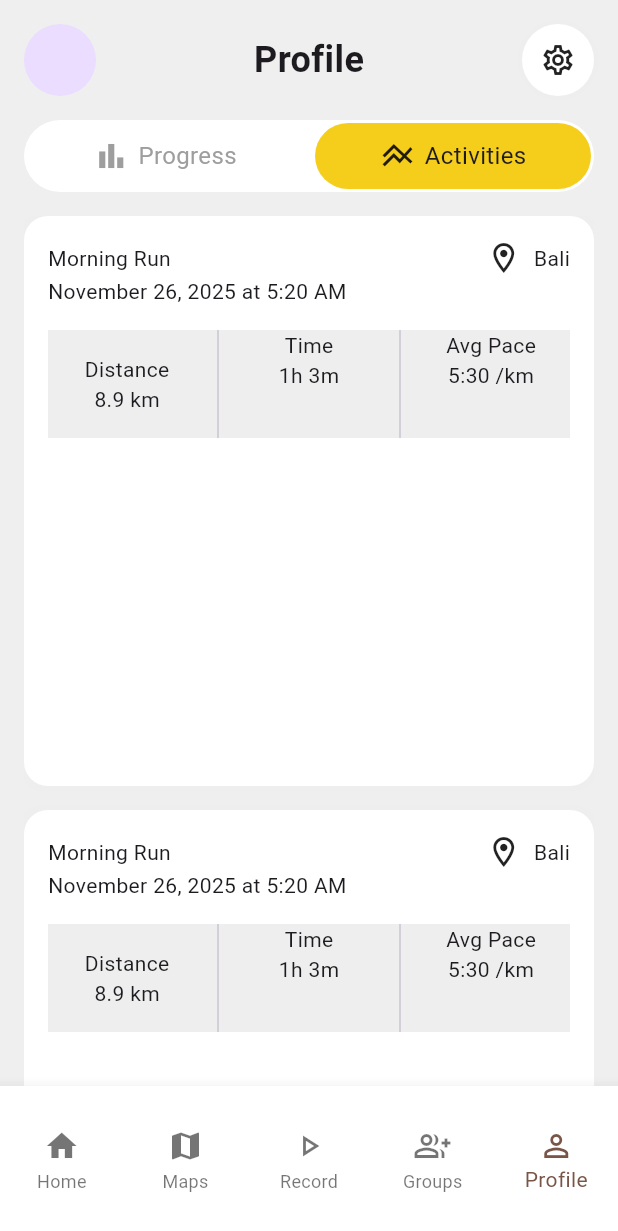
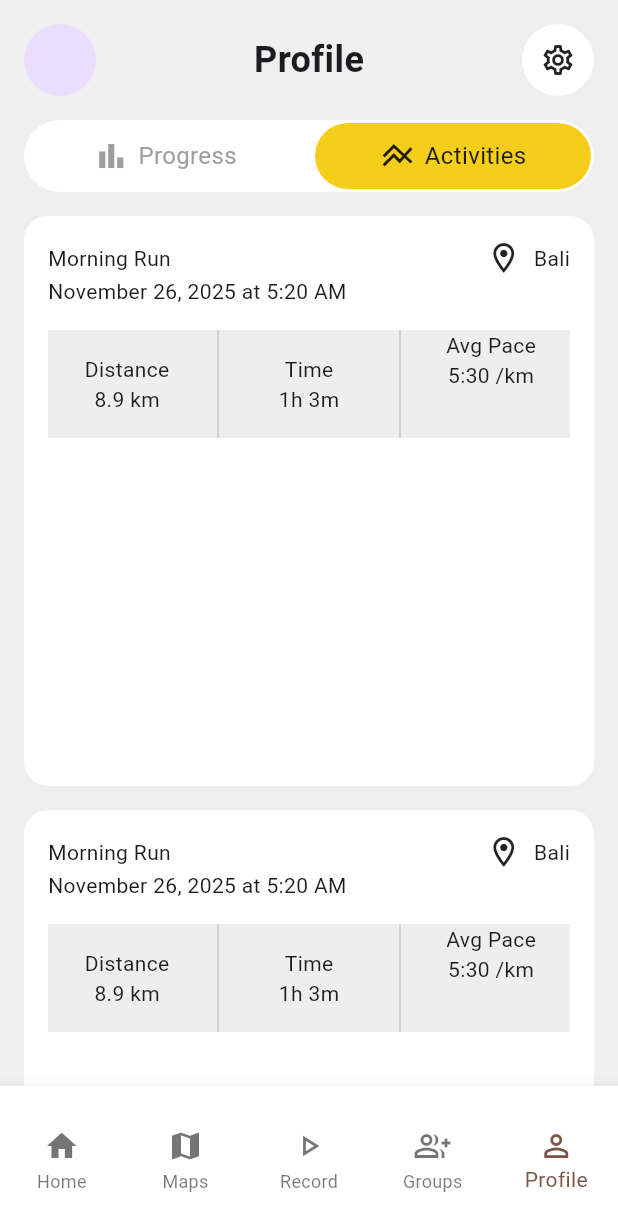
Before and after one commit to JAICHANGPARK/flutter_notebook_chapter_49, a Flutter app: the RunningMainPage screen opened directly, item 5 of the bottom bar chosen, on a phone screen of 412 x 824 dp. Shown: the top 1231 px of the screen. Run offline on Flutter 3.47's test engine with Material 3 defaults, Android fonts, the phone set to English and light mode, and no system bars; our stand-ins replace dots_indicator, gap, google_fonts, hugeicons.

Commit message:
Update running_profile_page.dart

```diff
--- a/lib/ep2486_running_app/ui/running_profile_page.dart
+++ b/lib/ep2486_running_app/ui/running_profile_page.dart
@@ -149,6 +149,7 @@ class _RunningProfilePageState extends State<RunningProfilePage> {
                               VerticalDivider(),
                               Expanded(
                                 child: Column(
+                                  mainAxisAlignment: .center,
                                   children: [Text("Time"), Text("1h 3m")],
                                 ),
                               ),
```
